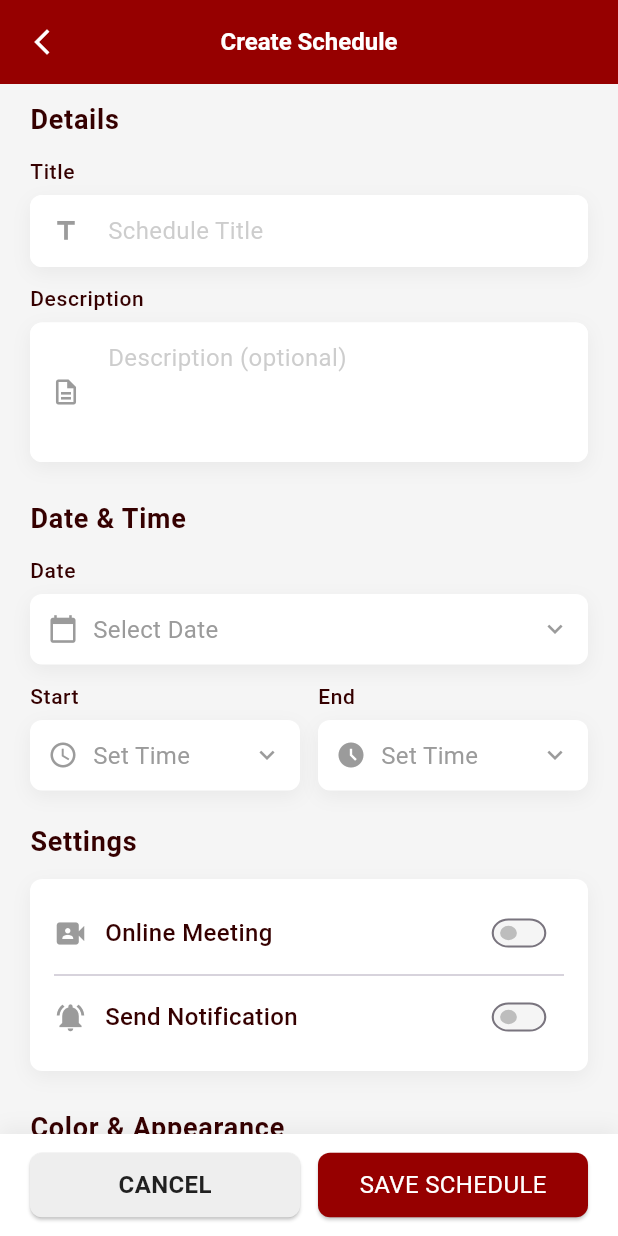
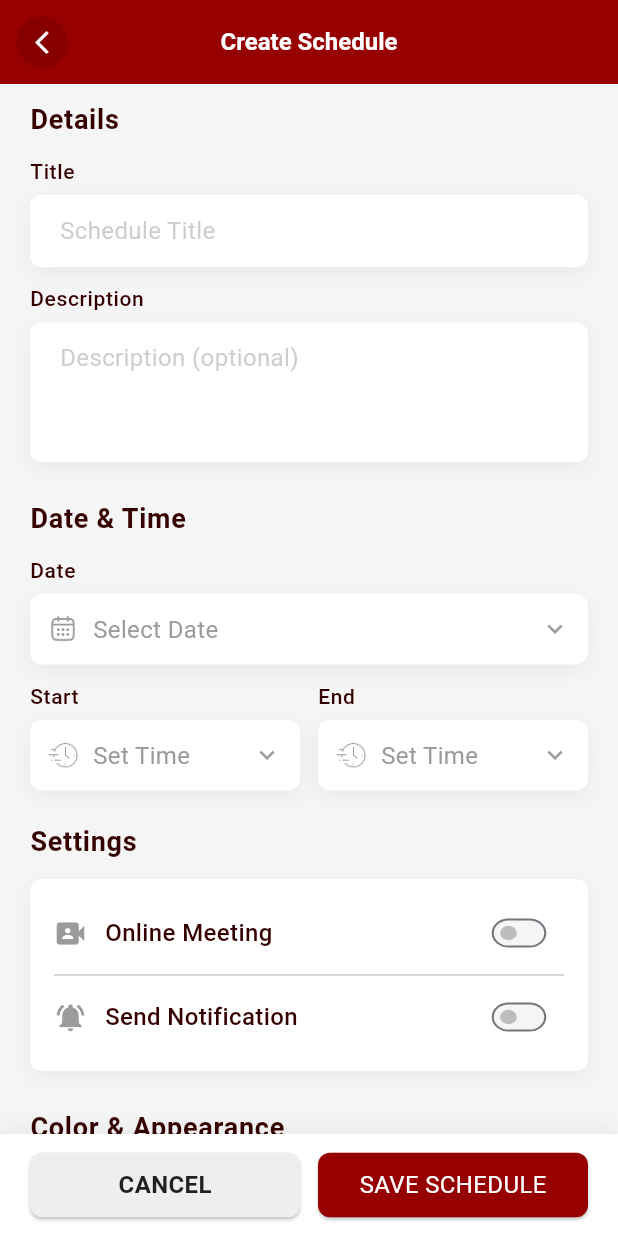
Before and after one commit to alphabetic100/schedule-management, a Flutter app: the CreateScheduleView screen opened directly, on a phone screen of 412 x 824 dp. Run offline on Flutter 3.47's test engine with Material 3 defaults, Android fonts, the phone set to English and light mode, and no system bars; our stand-ins replace cloud_firestore, equatable, firebase_auth, firebase_core, flutter_bloc, get_it and 3 more; missing offline and left inert: flutter_facebook_auth; accounts and stored records are empty; Roboto replaces fonts that are missing (Poppins-Regular).

Commit message:
[update] updated create schedule screen

```diff
--- a/lib/src/app/features/schedules/screens/create_schedule_screen.dart
+++ b/lib/src/app/features/schedules/screens/create_schedule_screen.dart
@@ -11,6 +11,7 @@ import 'package:schedule_management/src/core/data/models/schedule_model.dart';
 import 'package:schedule_management/src/core/data/repositories/schedule_repository.dart';
 import 'package:schedule_management/src/core/di/service_locator.dart';
 import 'package:schedule_management/src/core/extensions/text_style.dart';
+import 'package:schedule_management/src/core/utils/constants/icon_paths.dart';
 import 'package:schedule_management/src/core/utils/theme/app_colors.dart';
 import 'package:table_calendar/table_calendar.dart';
 
@@ -111,7 +112,18 @@ class _CreateScheduleViewState extends State<CreateScheduleView>
               title: Text(state.isEdit ? 'Edit Schedule' : 'Create Schedule'),
               centerTitle: true,
               leading: IconButton(
-                icon: const Icon(Icons.arrow_back_ios_new, size: 20),
+                icon: Container(
+                  padding: const EdgeInsets.all(8),
+                  decoration: BoxDecoration(
+                    color: Colors.black.withValues(alpha: 0.1),
+                    shape: BoxShape.circle,
+                  ),
+                  child: Icon(
+                    Icons.arrow_back_ios_new,
+                    size: 18,
+                    color: Colors.white,
+                  ),
+                ),
                 onPressed: () => context.pop(),
               ),
             ),
@@ -130,7 +142,7 @@ class _CreateScheduleViewState extends State<CreateScheduleView>
                     hintText: 'Schedule Title',
                     controller: _titleController,
                     focusNode: _titleFocus,
-                    icon: Icons.title,
+
                     onChanged:
                         (value) => context.read<CreateScheduleBloc>().add(
                           TitleChanged(value),
@@ -143,7 +155,6 @@ class _CreateScheduleViewState extends State<CreateScheduleView>
                     controller: _descriptionController,
                     focusNode: _descriptionFocus,
                     maxLines: 3,
-                    icon: Icons.description_outlined,
                     onChanged:
                         (value) => context.read<CreateScheduleBloc>().add(
                           DescriptionChanged(value),
@@ -160,7 +171,7 @@ class _CreateScheduleViewState extends State<CreateScheduleView>
                             : DateFormat(
                               'EEEE, MMM dd, yyyy',
                             ).format(state.date!),
-                    icon: Icons.calendar_today,
+                    icon: IconPath.dateIcon,
                     onTap: () {
                       _titleFocus.unfocus();
                       _descriptionFocus.unfocus();
@@ -282,7 +293,7 @@ class _CreateScheduleViewState extends State<CreateScheduleView>
                                   : DateFormat(
                                     'hh:mm a',
                                   ).format(state.startTime!),
-                          icon: Icons.access_time,
+                          icon: IconPath.timeIcon,
                           onTap: () {
                             _titleFocus.unfocus();
                             _descriptionFocus.unfocus();
@@ -309,7 +320,7 @@ class _CreateScheduleViewState extends State<CreateScheduleView>
                                   : DateFormat(
                                     'hh:mm a',
                                   ).format(state.endTime!),
-                          icon: Icons.access_time_filled,
+                          icon: IconPath.timeIcon,
                           onTap: () {
                             _titleFocus.unfocus();
                             _descriptionFocus.unfocus();
@@ -367,7 +378,6 @@ class _CreateScheduleViewState extends State<CreateScheduleView>
                             hintText: 'Add meeting link (optional)',
                             controller: _meetingLinkController,
                             focusNode: _meetingLinkFocus,
-                            icon: Icons.link,
                             onChanged:
                                 (value) => context
                                     .read<CreateScheduleBloc>()
--- a/lib/src/app/features/schedules/widgets/schedule_form_widgets.dart
+++ b/lib/src/app/features/schedules/widgets/schedule_form_widgets.dart
@@ -23,7 +23,7 @@ class ScheduleTextField extends StatelessWidget {
   final String label;
   final String hintText;
   final TextEditingController controller;
-  final IconData icon;
+  final IconData? icon;
   final int maxLines;
   final ValueChanged<String> onChanged;
   final Widget? suffix;
@@ -34,7 +34,7 @@ class ScheduleTextField extends StatelessWidget {
     required this.label,
     required this.hintText,
     required this.controller,
-    required this.icon,
+    this.icon,
     this.maxLines = 1,
     required this.onChanged,
     this.suffix,
@@ -80,11 +80,14 @@ class ScheduleTextField extends StatelessWidget {
               hintStyle: context.bodyMedium.copyWith(
                 color: AppColors.secondaryTextColor.withValues(alpha: 0.5),
               ),
-              prefixIcon: Icon(
-                icon,
-                color: AppColors.secondaryTextColor,
-                size: 20,
-              ),
+              prefixIcon:
+                  icon != null
+                      ? Icon(
+                        icon,
+                        color: AppColors.secondaryTextColor,
+                        size: 20,
+                      )
+                      : null,
               suffixIcon: suffix,
               border: OutlineInputBorder(
                 borderRadius: BorderRadius.circular(8),
@@ -107,7 +110,7 @@ class ScheduleTextField extends StatelessWidget {
 class SchedulePickerField extends StatelessWidget {
   final String label;
   final String value;
-  final IconData icon;
+  final String icon;
   final VoidCallback onTap;
 
   const SchedulePickerField({
@@ -149,7 +152,12 @@ class SchedulePickerField extends StatelessWidget {
             ),
             child: Row(
               children: [
-                Icon(icon, color: AppColors.secondaryTextColor, size: 20),
+                Image.asset(
+                  icon,
+                  color: AppColors.secondaryTextColor,
+                  height: 20,
+                  width: 20,
+                ),
                 const SizedBox(width: 10),
                 Expanded(
                   child: Text(
@@ -230,7 +238,7 @@ class ScheduleCompactSwitch extends StatelessWidget {
           child: Switch(
             value: value,
             onChanged: onChanged,
-            activeThumbColor: AppColors.primaryColor,
+            activeColor: AppColors.primaryColor,
             trackColor: WidgetStateProperty.resolveWith((states) {
               if (states.contains(WidgetState.selected)) {
                 return AppColors.primaryColor.withValues(alpha: 0.5);
--- a/lib/src/app/features/schedules/widgets/schedule_widget.dart
+++ b/lib/src/app/features/schedules/widgets/schedule_widget.dart
@@ -1,13 +1,11 @@
 import 'package:flutter/material.dart';
-import 'package:flutter_bloc/flutter_bloc.dart';
+import 'package:go_router/go_router.dart';
 import 'package:intl/intl.dart';
-import 'package:schedule_management/src/app/features/schedules/bloc/schedule_bloc.dart';
+import 'package:schedule_management/src/app/routes/route_name.dart';
 import 'package:schedule_management/src/core/data/models/schedule_model.dart';
 import 'package:schedule_management/src/core/extensions/text_style.dart';
 import 'package:schedule_management/src/core/utils/constants/icon_paths.dart';
 import 'package:schedule_management/src/core/utils/theme/app_colors.dart';
-
-import 'package:schedule_management/src/app/features/schedules/screens/schedule_details_screen.dart';
 
 class ScheduleWidget extends StatelessWidget {
   final ScheduleModel schedule;
@@ -18,17 +16,7 @@ class ScheduleWidget extends StatelessWidget {
   Widget build(BuildContext context) {
     return InkWell(
       onTap: () {
-        final scheduleBloc = context.read<ScheduleBloc>();
-        Navigator.push(
-          context,
-          MaterialPageRoute(
-            builder:
-                (context) => BlocProvider.value(
-                  value: scheduleBloc,
-                  child: ScheduleDetailsScreen(schedule: schedule),
-                ),
-          ),
-        );
+        context.push(RouteName.scheduleDetails, extra: schedule);
       },
       borderRadius: BorderRadius.circular(6),
       child: Container(
--- a/lib/src/app/routes/app_routes.dart
+++ b/lib/src/app/routes/app_routes.dart
@@ -3,10 +3,12 @@ import 'package:schedule_management/src/app/features/auth/screens/auth_screen.da
 import 'package:schedule_management/src/app/features/home/screens/home_screen.dart';
 import 'package:schedule_management/src/app/features/home/widgets/scaffold_with_nav.dart';
 import 'package:schedule_management/src/app/features/schedules/screens/create_schedule_screen.dart';
+import 'package:schedule_management/src/app/features/schedules/screens/schedule_details_screen.dart';
 import 'package:schedule_management/src/app/features/schedules/screens/schedule_screen.dart';
 import 'package:schedule_management/src/app/features/settings/screens/settings_screen.dart';
 import 'package:schedule_management/src/app/features/splash/screens/splash_screen.dart';
 import 'package:schedule_management/src/app/routes/route_name.dart';
+import 'package:schedule_management/src/core/data/models/schedule_model.dart';
 
 class AppRoutes {
   static final router = GoRouter(
@@ -47,6 +49,13 @@ class AppRoutes {
         path: RouteName.createSchedule,
         builder: (context, state) => const CreateScheduleScreen(),
       ),
+
+      GoRoute(
+        path: RouteName.scheduleDetails,
+        builder:
+            (context, state) =>
+                ScheduleDetailsScreen(schedule: state.extra as ScheduleModel),
+      ),
     ],
   );
 }
--- a/lib/src/app/routes/route_name.dart
+++ b/lib/src/app/routes/route_name.dart
@@ -5,4 +5,5 @@ class RouteName {
   static const String settings = '/settings';
   static const String auth = '/login';
   static const String createSchedule = '/create-schedule';
+  static const String scheduleDetails = '/schedule-details';
 }
--- a/lib/src/core/utils/constants/icon_paths.dart
+++ b/lib/src/core/utils/constants/icon_paths.dart
@@ -9,4 +9,6 @@ class IconPath {
   static const String settingsIcon = '$_basePath/settings.png';
 
   static const String boxIcon = '$_basePath/box.png';
+  static const String dateIcon = '$_basePath/date.png';
+  static const String timeIcon = '$_basePath/timer.png';
 }
```
Also changed, not shown: assets/icons/date.png (added), assets/icons/timer.png (added), pubspec.lock.
